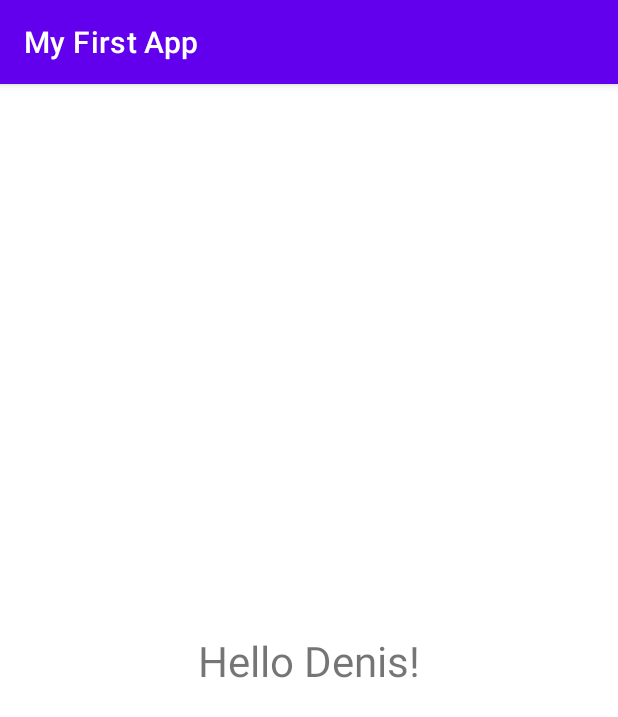
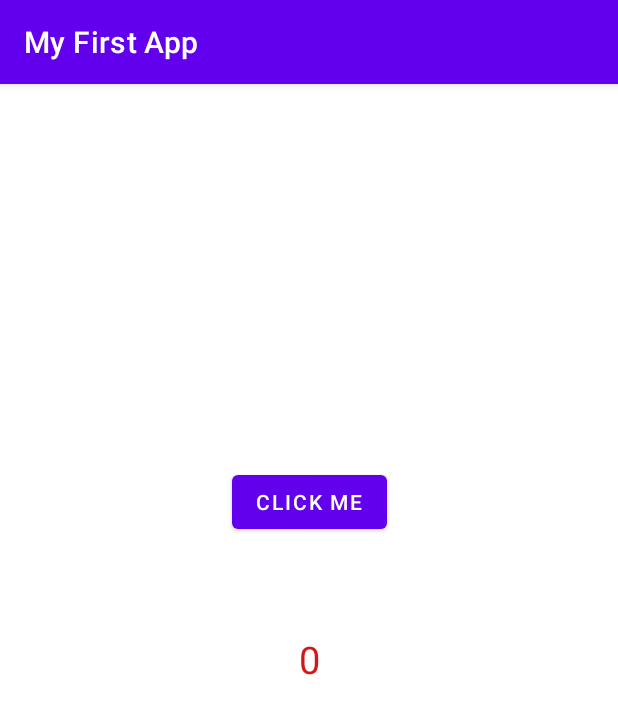
Before and after one commit to tm9704/Android-Studio-Basic, an Android app: the screen it shows after launch (MainActivity), on a phone screen of 412 x 824 dp. Shown: the top 717 px of the screen. Run offline under Robolectric (Android 15) with nearby library versions, the phone set to English and light mode, and no system bars.

Commit message:
Android Studio : Counting Person App

```diff
--- a/app/src/main/java/com/tm9704/myfirstapp/MainActivity.kt
+++ b/app/src/main/java/com/tm9704/myfirstapp/MainActivity.kt
@@ -2,10 +2,24 @@ package com.tm9704.myfirstapp
 
 import androidx.appcompat.app.AppCompatActivity
 import android.os.Bundle
+import android.widget.Button
+import android.widget.TextView
+import android.widget.Toast
 
 class MainActivity : AppCompatActivity() {
     override fun onCreate(savedInstanceState: Bundle?) {
         super.onCreate(savedInstanceState)
         setContentView(R.layout.activity_main)
+
+        val btnClickMe = findViewById<Button>(R.id.mybutton)
+        val tvMyTextView = findViewById<TextView>(R.id.textView)
+        var timesClicked = 0
+        btnClickMe.setOnClickListener{
+            timesClicked += 1
+
+            tvMyTextView.text = timesClicked.toString()
+            Toast.makeText(this, "Hey I'm a toast!", Toast.LENGTH_LONG).show()
+        }
+
     }
 }
--- a/app/src/main/res/layout/activity_main.xml
+++ b/app/src/main/res/layout/activity_main.xml
@@ -7,15 +7,29 @@
     tools:context=".MainActivity">
 
     <TextView
+        android:id="@+id/textView"
         android:layout_width="wrap_content"
         android:layout_height="wrap_content"
-        android:text="Hello Denis!"
-        android:textSize = "28sp"
+        android:text="0"
+        android:textColor="#D31717"
+        android:textSize="25sp"
         app:fontFamily="sans-serif"
         app:layout_constraintBottom_toBottomOf="parent"
-        app:layout_constraintLeft_toLeftOf="parent"
-        app:layout_constraintRight_toRightOf="parent"
+        app:layout_constraintEnd_toEndOf="parent"
+        app:layout_constraintStart_toStartOf="parent"
         app:layout_constraintTop_toTopOf="parent"
+        app:layout_constraintVertical_bias="0.499"
         app:textAllCaps="false" />
 
+    <Button
+        android:id="@+id/mybutton"
+        android:layout_width="wrap_content"
+        android:layout_height="wrap_content"
+        android:text="Click Me"
+        app:layout_constraintBottom_toTopOf="@+id/textView"
+        app:layout_constraintEnd_toEndOf="parent"
+        app:layout_constraintStart_toStartOf="parent"
+        app:layout_constraintTop_toTopOf="parent"
+        app:layout_constraintVertical_bias="0.8" />
+
 </androidx.constraintlayout.widget.ConstraintLayout>
```
